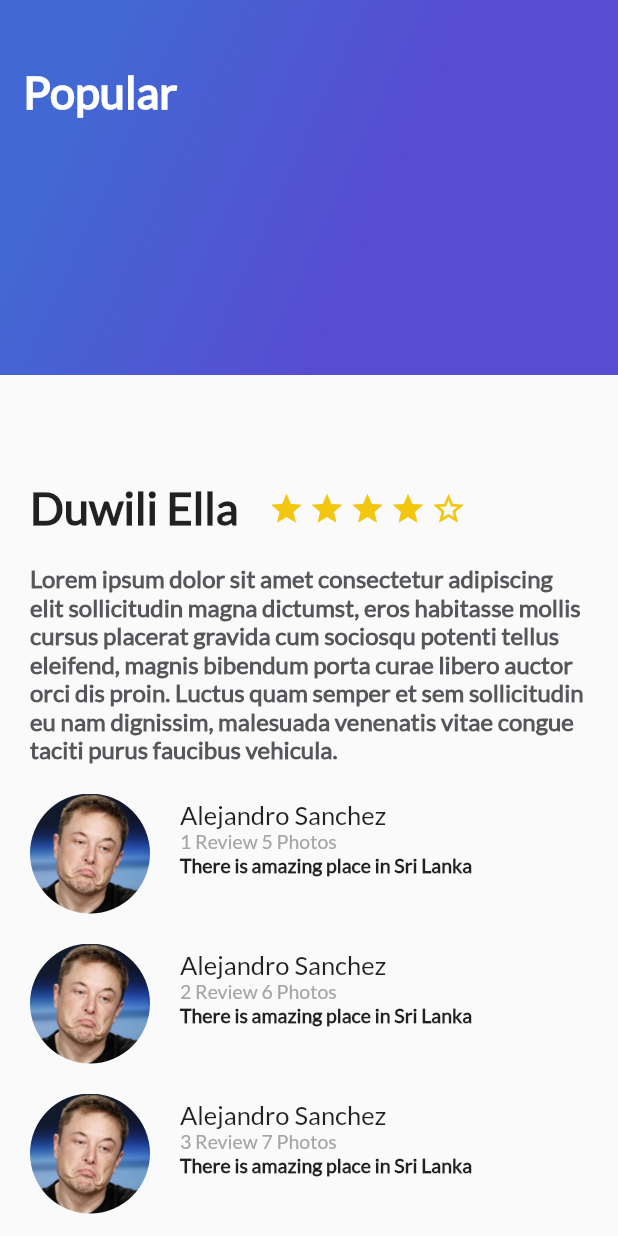
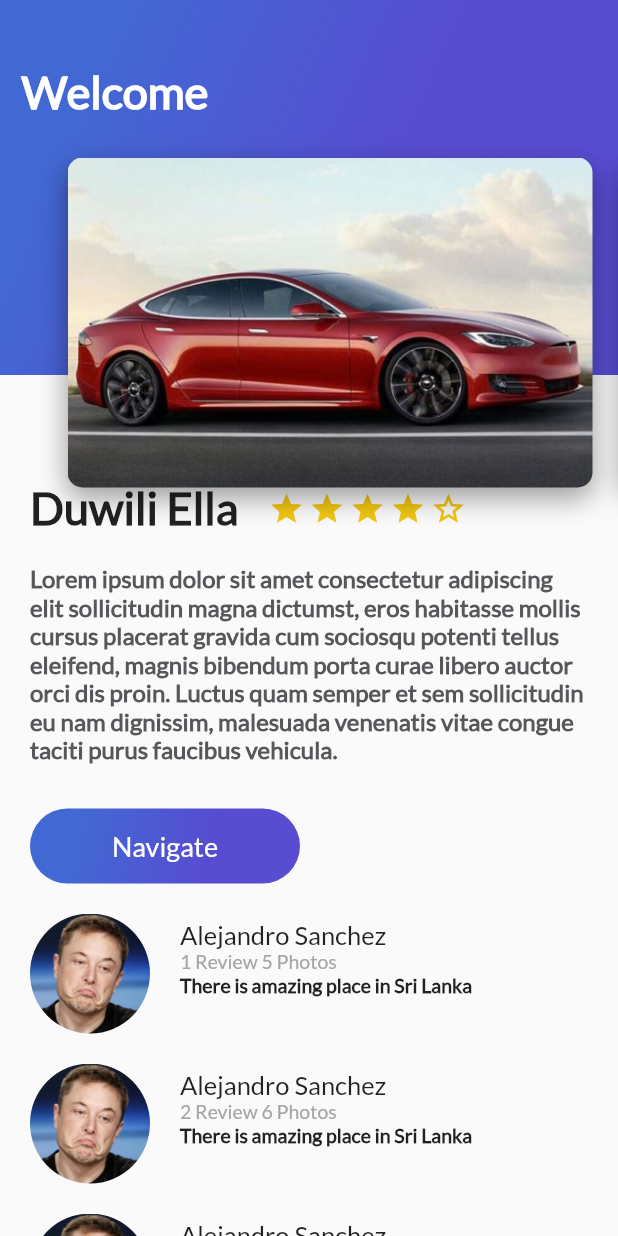
Before and after one commit to aaronew/flutter_app, a Flutter app: the screen it shows after launch, on a phone screen of 412 x 824 dp. Run offline on Flutter 3.47's test engine with Material 2 defaults, Android fonts, the phone set to English and light mode, and no system bars.

Commit message:
Creation Header and Card Images

```diff
--- /dev/null
+++ b/lib/button_purple.dart
@@ -0,0 +1,37 @@
+import 'package:flutter/material.dart';
+
+class ButtonPurple extends StatelessWidget {
+  String buttonText = 'Navigate';
+  ButtonPurple(this.buttonText);
+
+  @override
+  Widget build(BuildContext context) {
+    return InkWell(
+      onTap: () {
+        Scaffold.of(context).showSnackBar(SnackBar(
+          content: Text('Navegando'),
+        ));
+      },
+      child: Container(
+        margin: EdgeInsets.only(top: 30.0, left: 20.0, right: 20.0),
+        height: 50.0,
+        width: 180.0,
+        decoration: BoxDecoration(
+            borderRadius: BorderRadius.circular(30.0),
+            gradient: LinearGradient(
+                colors: [Color(0xFF4268D3), Color(0XFF584CD1)],
+                begin: FractionalOffset(0.2, 0.0),
+                end: FractionalOffset(1.0, 0.6),
+                stops: [0.0, 0.6],
+                tileMode: TileMode.clamp)),
+        child: Center(
+          child: Text(
+            buttonText,
+            style: TextStyle(
+                fontSize: 18.0, fontFamily: "Lato", color: Colors.white),
+          ),
+        ),
+      ),
+    );
+  }
+}
--- a/lib/card_images.dart
+++ b/lib/card_images.dart
@@ -1,7 +1,7 @@
 import 'package:flutter/material.dart';
 
 class CardImage extends StatelessWidget {
-  String pathImage = 'asset/images/tesla3.jpg';
+  String pathImage = 'assets/images/tesla3.jpg';
   CardImage(this.pathImage);
 
   @override
--- /dev/null
+++ b/lib/card_images_list.dart
@@ -0,0 +1,21 @@
+import 'package:flutter/material.dart';
+import 'card_images.dart';
+
+class CardImageList extends StatelessWidget {
+  @override
+  Widget build(BuildContext context) {
+    return Container(
+      height: 350.0,
+      child: ListView(
+        padding: EdgeInsets.all(25.0),
+        scrollDirection: Axis.horizontal,
+        children: <Widget>[
+          CardImage('assets/images/tesla3.jpg'),
+          CardImage('assets/images/teslacyber.jpg'),
+          CardImage('assets/images/teslas.jpg'),
+          CardImage('assets/images/teslax.jpg')
+        ],
+      ),
+    );
+  }
+}
--- a/lib/description_place.dart
+++ b/lib/description_place.dart
@@ -1,4 +1,5 @@
 import 'package:flutter/material.dart';
+import 'package:trips_app/button_purple.dart';
 
 class DescriptionPlace extends StatelessWidget {
   String namePlace;
@@ -61,7 +62,8 @@ class DescriptionPlace extends StatelessWidget {
       ],
     );
     return Column(
-      children: <Widget>[titleStars, description],
+      crossAxisAlignment: CrossAxisAlignment.start,
+      children: <Widget>[titleStars, description, ButtonPurple('Navigate')],
     );
   }
 }
--- /dev/null
+++ b/lib/header_appbar.dart
@@ -0,0 +1,12 @@
+import 'package:flutter/material.dart';
+import 'gradient_back.dart';
+import 'card_images_list.dart';
+
+class HeaderAppBar extends StatelessWidget {
+  @override
+  Widget build(BuildContext context) {
+    return Stack(
+      children: <Widget>[GradientBack('Welcome'), CardImageList()],
+    );
+  }
+}
--- a/lib/main.dart
+++ b/lib/main.dart
@@ -3,7 +3,7 @@ import 'package:flutter/material.dart';
 // ** Widgets **
 import 'description_place.dart';
 import 'review_list.dart';
-import 'gradient_back.dart';
+import 'header_appbar.dart';
 
 void main() => runApp(MyApp());
 
@@ -28,7 +28,7 @@ class MyApp extends StatelessWidget {
                   ReviewList()
                 ],
               ),
-              GradientBack("Popular")
+              HeaderAppBar()
             ],
           ),
         ));
--- a/lib/review.dart
+++ b/lib/review.dart
@@ -1,7 +1,7 @@
 import 'package:flutter/material.dart';
 
 class Review extends StatelessWidget {
-  String pathImage = 'asset/images/people.jpg';
+  String pathImage = 'assets/images/people.jpg';
   String name = "Alejandro Sanchez";
   String details = "1 Review 5 Photos";
   String comment = "There is amazing place in Sri Lanka";
```
